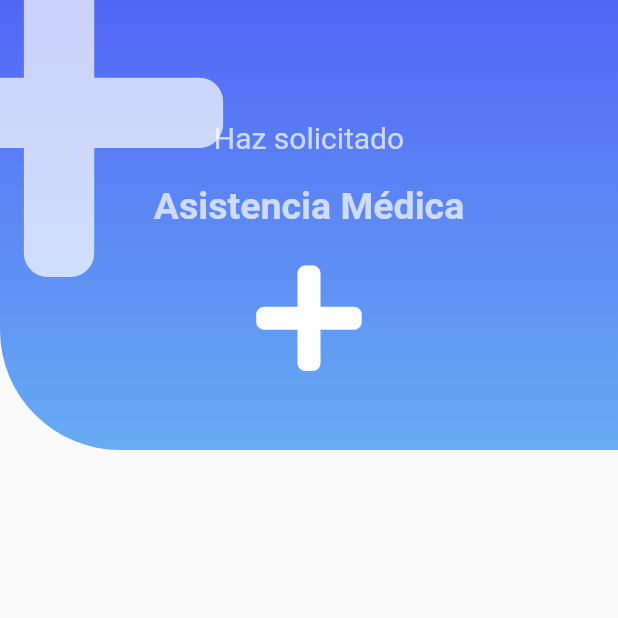
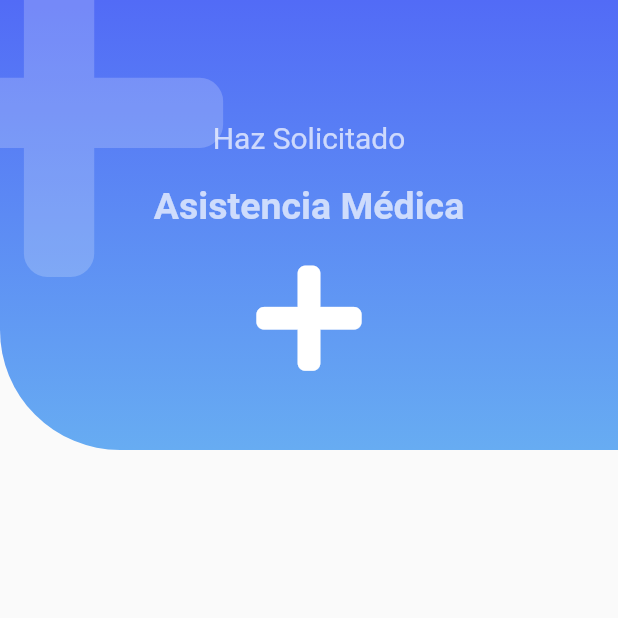
Before and after one commit to Adel-Cabrera/Flutter-UX-UI-Designs, a Flutter app: the screen it shows after launch, on a phone screen of 412 x 824 dp, the top half of it. Run offline on Flutter 3.47's test engine with Material 2 defaults, Android fonts, the phone set to English and light mode, and no system bars; our stand-ins replace flutter_svg, font_awesome_flutter.

```diff
--- a/lib/src/pages/emergency_page.dart
+++ b/lib/src/pages/emergency_page.dart
@@ -1,11 +1,18 @@
 import 'package:flutter/material.dart';
 import 'package:flutterexuxuii/src/widgets/emergency_header.dart';
+import 'package:font_awesome_flutter/font_awesome_flutter.dart';
 
 class EmergencyPage extends StatelessWidget {
   @override
   Widget build(BuildContext context) {
     return Scaffold(
-      body: IconHeader(),
+      body: IconHeader(
+        icon: FontAwesomeIcons.plus,
+        subtitulo: 'Haz Solicitado',
+        titulo: 'Asistencia Médica',
+        color1: Color(0xFF526BF6),
+        color2: Color(0xFF67ACF2),
+      ),
     );
   }
 }
--- a/lib/src/widgets/emergency_header.dart
+++ b/lib/src/widgets/emergency_header.dart
@@ -2,20 +2,37 @@ import 'package:flutter/material.dart';
 import 'package:font_awesome_flutter/font_awesome_flutter.dart';
 
 class IconHeader extends StatelessWidget {
+  final IconData icon;
+  final String titulo;
+  final String subtitulo;
+  final Color color1;
+  final Color color2;
+
+  IconHeader({
+    @required this.icon,
+    @required this.titulo,
+    @required this.subtitulo,
+    this.color1 = Colors.grey,
+    this.color2 = Colors.blueGrey,
+  });
+
   @override
   Widget build(BuildContext context) {
     final Color colorBlanco = Colors.white.withOpacity(0.7);
 
     return Stack(
       children: <Widget>[
-        _IconHeaderBackground(),
+        _IconHeaderBackground(
+          color1: this.color1,
+          color2: this.color2,
+        ),
         Positioned(
           top: -50.0,
           left: -70.0,
           child: FaIcon(
-            FontAwesomeIcons.plus,
+            this.icon,
             size: 250.0,
-            color: colorBlanco,
+            color: Colors.white.withOpacity(0.2),
           ),
         ),
         Column(
@@ -25,14 +42,14 @@ class IconHeader extends StatelessWidget {
               width: double.infinity,
             ),
             Text(
-              'Haz solicitado',
+              this.subtitulo,
               style: TextStyle(fontSize: 20.0, color: colorBlanco),
             ),
             SizedBox(
               height: 20,
             ),
             Text(
-              'Asistencia Médica',
+              this.titulo,
               style: TextStyle(
                 fontSize: 25.0,
                 color: colorBlanco,
@@ -43,7 +60,7 @@ class IconHeader extends StatelessWidget {
               height: 20,
             ),
             FaIcon(
-              FontAwesomeIcons.plus,
+              this.icon,
               size: 80.0,
               color: Colors.white,
             ),
@@ -55,9 +72,9 @@ class IconHeader extends StatelessWidget {
 }
 
 class _IconHeaderBackground extends StatelessWidget {
-  const _IconHeaderBackground({
-    Key key,
-  }) : super(key: key);
+  final Color color1;
+  final Color color2;
+  _IconHeaderBackground({@required this.color1, @required this.color2});
 
   @override
   Widget build(BuildContext context) {
@@ -75,8 +92,8 @@ class _IconHeaderBackground extends StatelessWidget {
           begin: Alignment.topCenter,
           end: Alignment.bottomCenter,
           colors: <Color>[
-            Color(0xFF5266F6),
-            Color(0xFF67ACF2),
+            this.color1,
+            this.color2,
           ],
         ),
       ),
```
